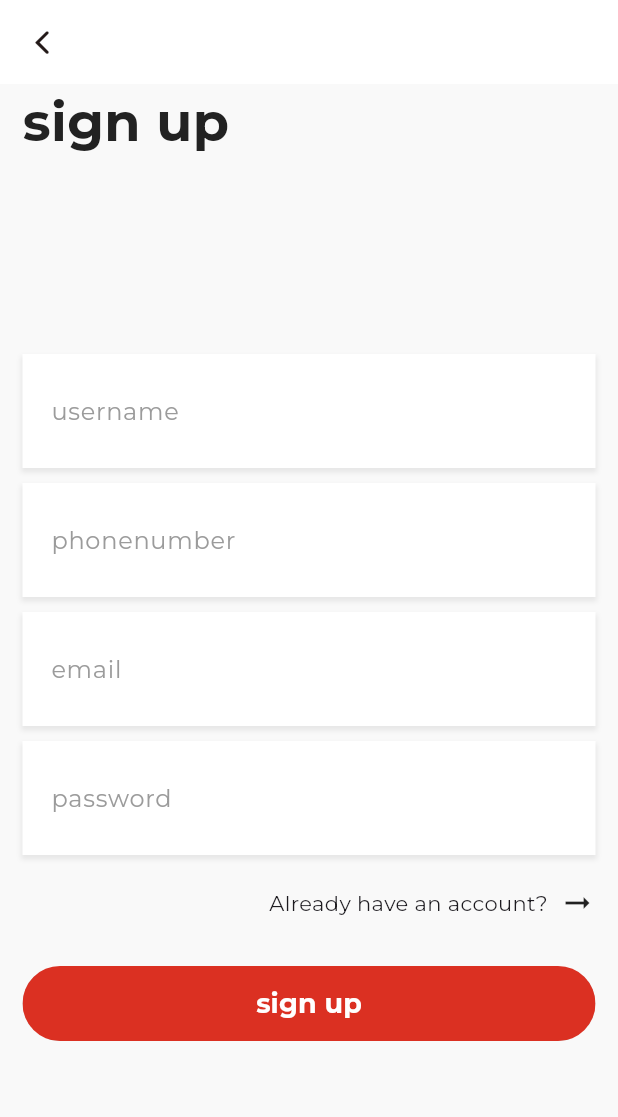
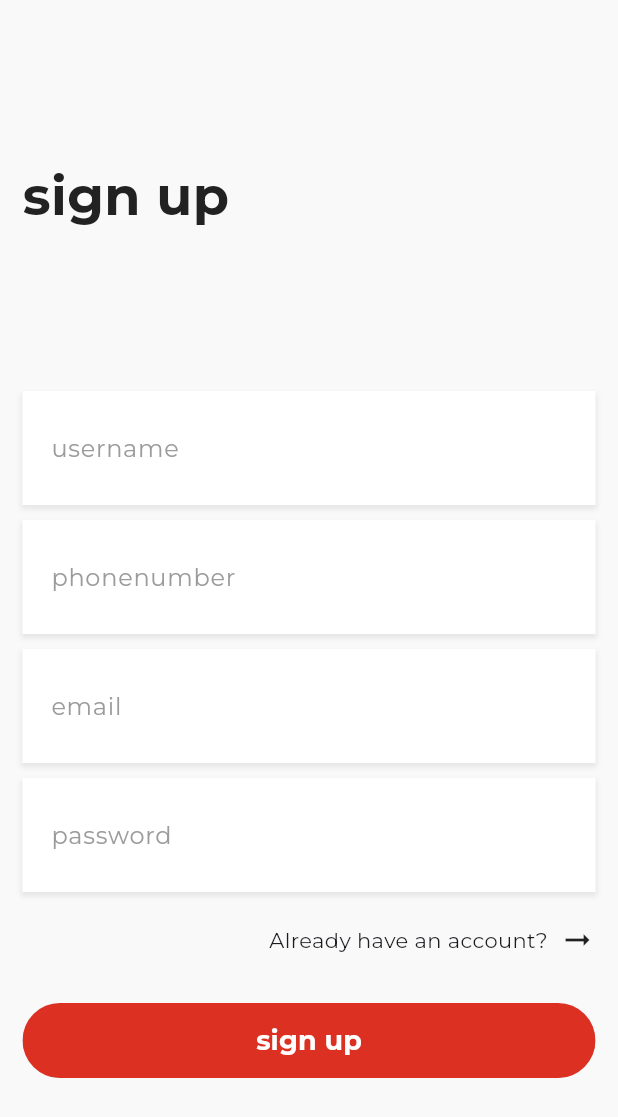
Before and after one commit to zyad-abdelhamed/ecommerce-app, a Flutter app: the SignUpPage screen opened by its route, on a phone screen of 412 x 824 dp. Shown: the top 1117 px of the screen. Run offline on Flutter 3.47's test engine with Material 3 defaults, Android fonts, the phone set to English and light mode, and no system bars; our stand-ins replace bloc, cached_network_image, carousel_slider, dartz, device_preview, dio and 9 more; missing offline and left inert: flutter_paypal_payment, flutter_stripe; accounts and stored records are empty.

```diff
--- a/lib/core/theme/app_theme.dart
+++ b/lib/core/theme/app_theme.dart
@@ -4,8 +4,8 @@ import 'package:google_fonts/google_fonts.dart';
 
 ThemeData appTheme = ThemeData(
     scaffoldBackgroundColor: AppColors.scaffoldBackgroundColor,
-    colorScheme: ColorScheme.fromSeed(seedColor: AppColors.primaryColor),
-    primaryColor: AppColors.primaryColor,
+    // colorScheme: ColorScheme.fromSeed(seedColor: AppColors.primaryColor),
+    // primaryColor: AppColors.primaryColor,
     textTheme: GoogleFonts.montserratTextTheme(ThemeData.light().textTheme),
     appBarTheme:
         const AppBarTheme(backgroundColor: Colors.white, centerTitle: true),
--- a/lib/core/widgets/app_sneak_bar.dart
+++ b/lib/core/widgets/app_sneak_bar.dart
@@ -1,3 +1,4 @@
+import 'package:ecommerce_application/core/helper_functions/get_responsive_font_size.dart';
 import 'package:flutter/material.dart';
 
 appSneakBar(
@@ -9,6 +10,12 @@ appSneakBar(
       content: Center(
           child: Text(
         message,
-        style: TextStyle(color: isError ? Colors.red : Colors.white),
+        style: TextStyle(
+            color: isError ? Colors.red : Colors.white,
+            fontSize: getResponsiveFontSize(
+              context: context,
+              fontSize: 20,
+            ),
+            fontWeight: FontWeight.bold),
       )),
     ));
--- a/lib/features/auth/presentation/view/components/sign_up_form_component.dart
+++ b/lib/features/auth/presentation/view/components/sign_up_form_component.dart
@@ -60,12 +60,14 @@ class SignUpFormComponent extends StatelessWidget {
                       controller: context.authController.passwordController,
                       context: context)),
               SizedBoxs.sizedBoxH20,
-              const Row(
-                mainAxisAlignment: MainAxisAlignment.end,
-                children: [
-                  Text(ViewConstants.alreadyHaveANAccount),
-                  Icon(Icons.arrow_right_alt)
-                ],
+              GestureDetector(
+                child: const Row(
+                  mainAxisAlignment: MainAxisAlignment.end,
+                  children: [
+                    Text(ViewConstants.alreadyHaveANAccount),
+                    Icon(Icons.arrow_right_alt)
+                  ],
+                ),
               ),
               SizedBoxs.sizedBoxH30,
               appMaterialButton(
--- a/lib/features/auth/presentation/view/pages/log_in_page.dart
+++ b/lib/features/auth/presentation/view/pages/log_in_page.dart
@@ -20,6 +20,7 @@ class LogInPage extends StatelessWidget {
           body: SafeArea(
             child: Padding(
                 padding: const EdgeInsets.symmetric(horizontal: 15),
+                child: Flexible(
                   child: Column(
                       crossAxisAlignment: CrossAxisAlignment.start,
                       children: [
@@ -31,7 +32,8 @@ class LogInPage extends StatelessWidget {
                         const Expanded(child: SizedBoxs.sizedBoxH10),
                         const LogInFormComponent(),
                         const Expanded(child: SizedBoxs.sizedBoxH10)
-                    ])),
+                      ]),
+                )),
           ),
         ));
   }
--- a/lib/features/auth/presentation/view/pages/sign_up_page.dart
+++ b/lib/features/auth/presentation/view/pages/sign_up_page.dart
@@ -18,24 +18,20 @@ class SignUpPage extends StatelessWidget {
         create: (context) => AuthCubit(sl(), sl()),
         child: Scaffold(
             resizeToAvoidBottomInset: false,
-            appBar: AppBar(
-              leading: IconButton(
-                  onPressed: () {
-                    AuthCubit.goToLogInPage(context);
-                  },
-                  icon: const Icon(CupertinoIcons.back)),
-            ),
+
             body: Padding(
               padding: const EdgeInsets.symmetric(horizontal: 15),
               child: Column(
                 crossAxisAlignment: CrossAxisAlignment
                     .stretch, //in order to stretch width of app material button
                 children: [
+                                    Expanded(child: Flexible(child: SizedBoxs.sizedBoxH10,)),
+
                   Text(
                     ViewConstants.signUp,
                     style: TextStyles.textStyle34(context: context),
                   ),
-                  const Expanded(child: SizedBoxs.sizedBoxH10),
+                  Expanded(child: Flexible(child: SizedBoxs.sizedBoxH10,)),
                   const SignUpFormComponent(),
                   const Expanded(child: SizedBoxs.sizedBoxH10),
                 ],
--- a/lib/features/dashboared/presentation/controller/cubit/user_cubit.dart
+++ b/lib/features/dashboared/presentation/controller/cubit/user_cubit.dart
@@ -43,10 +43,10 @@ class UserCubit extends Cubit<UserState> {
     result.fold(
         (failure) => emit(UserState(
             logOutState: RequestStateEnum.failed,
-            logOutMessage: failure.message)), (success) {
+            logOutMessage: failure.message)), (success) async{
       context.pushReplacement('/login');
-      Cache.deletecache(key: CacheConstants.userDataKey);
-      Cache.deletecache(key: CacheConstants.tokenKey);
+     await Cache.deletecache(key: CacheConstants.userDataKey);
+     await Cache.deletecache(key: CacheConstants.tokenKey);
     });
   }
 
```
Also changed, not shown: lib/features/dashboared/data/data_source/user_local_data_source.dart (+14 -11 lines), lib/features/dashboared/data/repositories/user_repo.dart (+9 -7 lines). Lines whose indentation alone changed are shown as unchanged.
